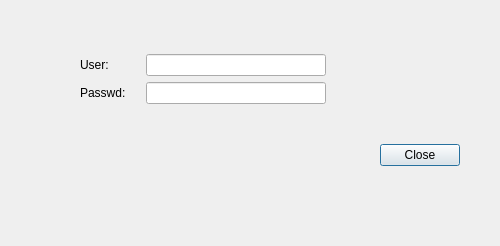
Old version of the form plugins/network/proxy/certificationdialog.ui in the repository ukui/ukui-control-center.
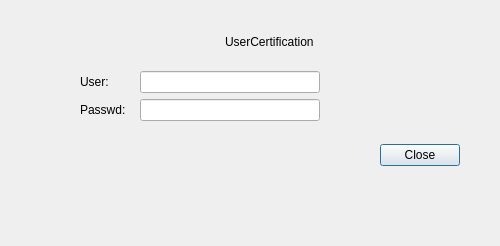
New version of the form.

Patch:
```diff
--- a/plugins/network/proxy/certificationdialog.ui
+++ b/plugins/network/proxy/certificationdialog.ui
@@ -69,13 +69,29 @@
       </spacer>
      </item>
      <item>
-      <layout class="QHBoxLayout" name="activeHLayout">
+      <layout class="QHBoxLayout" name="activeHLayout" stretch="0">
        <property name="spacing">
-        <number>0</number>
+        <number>10</number>
        </property>
        <property name="leftMargin">
         <number>20</number>
        </property>
+       <item>
+        <widget class="QLabel" name="label_3">
+         <property name="sizePolicy">
+          <sizepolicy hsizetype="Fixed" vsizetype="Fixed">
+           <horstretch>0</horstretch>
+           <verstretch>0</verstretch>
+          </sizepolicy>
+         </property>
+         <property name="text">
+          <string>UserCertification</string>
+         </property>
+         <property name="scaledContents">
+          <bool>true</bool>
+         </property>
+        </widget>
+       </item>
       </layout>
      </item>
      <item>
@@ -102,6 +118,9 @@
            <layout class="QVBoxLayout" name="verticalLayout_3">
             <item>
              <layout class="QHBoxLayout" name="horizontalLayout_3">
+              <property name="spacing">
+               <number>0</number>
+              </property>
               <item>
                <spacer name="horizontalSpacer_2">
                 <property name="orientation">
@@ -176,6 +195,9 @@
             </item>
             <item>
              <layout class="QHBoxLayout" name="horizontalLayout_4">
+              <property name="spacing">
+               <number>0</number>
+              </property>
               <item>
                <spacer name="horizontalSpacer_4">
                 <property name="orientation">
```
Left out of the diff: 2 changed lines with no effect on the pictures.
